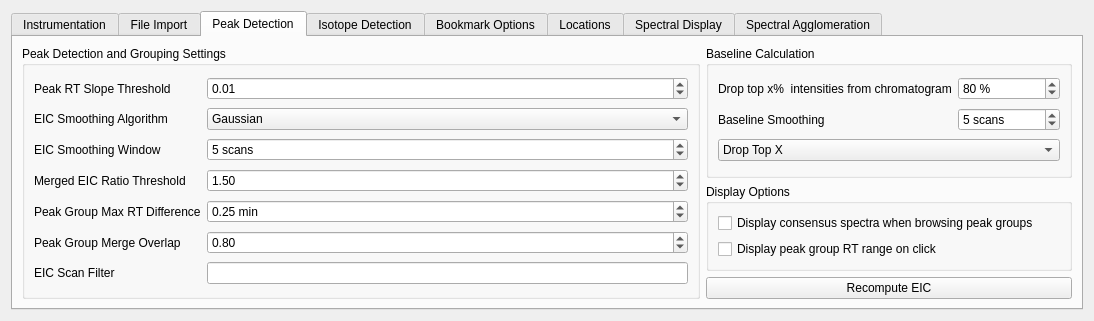
eugenemel/maven, file src/maven/forms/settingsform.ui: the form before one commit.
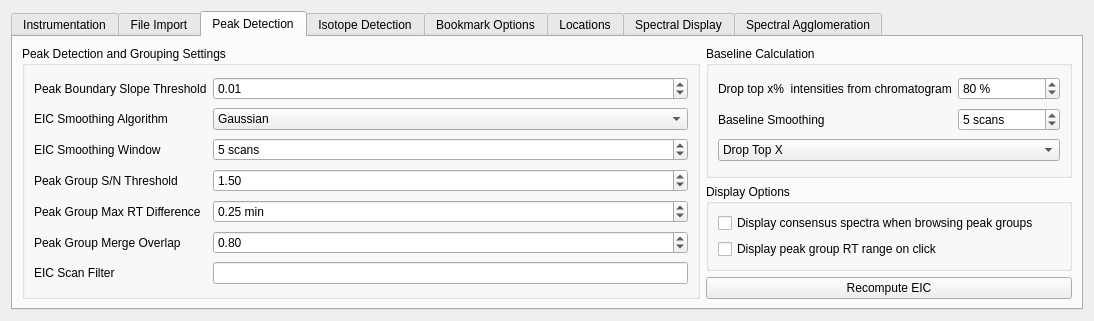
The form after the commit. Icons and pictures are not drawn.

Commit message: Issue 549, 620: Change label wording.

What changed in the file:
```diff
--- a/src/maven/forms/settingsform.ui
+++ b/src/maven/forms/settingsform.ui
@@ -514,14 +514,14 @@
           <item row="3" column="0">
            <widget class="QLabel" name="lblMergedEicRatio">
             <property name="text">
-             <string>Merged EIC Ratio Threshold</string>
+             <string>Peak Group S/N Threshold</string>
             </property>
            </widget>
           </item>
           <item row="0" column="0">
            <widget class="QLabel" name="lblPeakRtSlopeThreshold">
             <property name="text">
-             <string>Peak RT Slope Threshold</string>
+             <string>Peak Boundary Slope Threshold</string>
             </property>
            </widget>
           </item>
```
